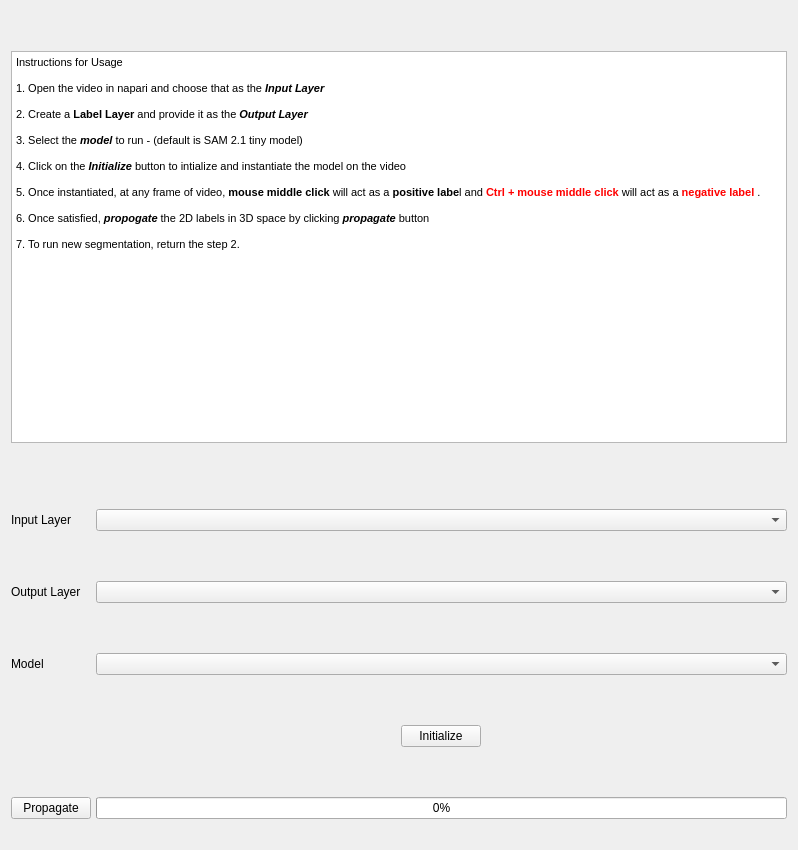
Above: src/gui/mainUI_v1.ui from centuri-engineering/napari-vos-sam2 before the change. Below: the same form after it.
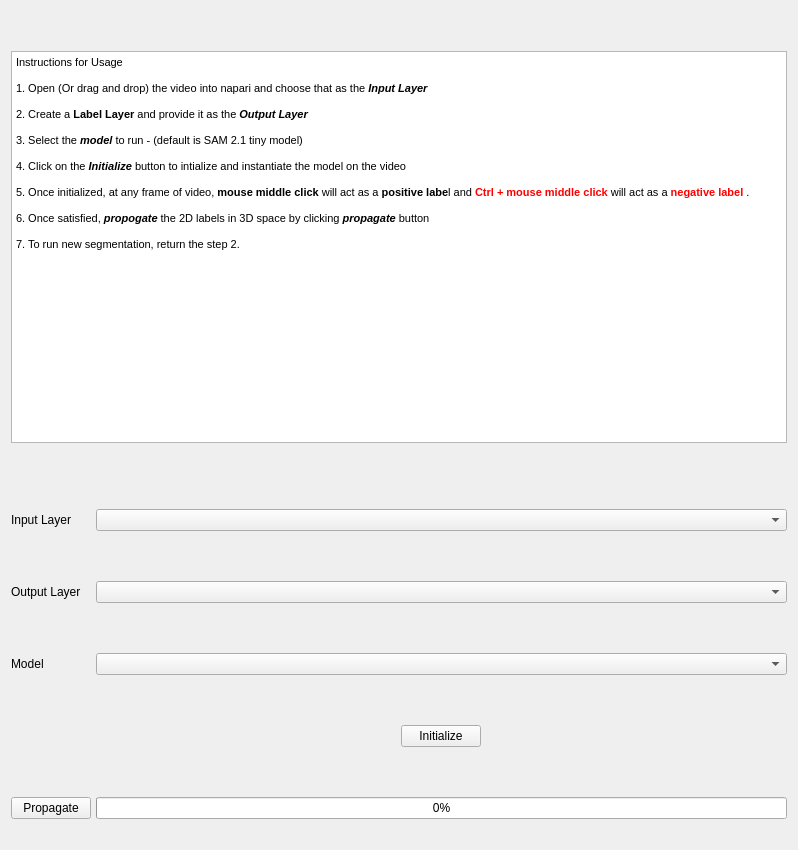
That is the form after the change.

```diff
--- a/src/gui/mainUI_v1.ui
+++ b/src/gui/mainUI_v1.ui
@@ -60,7 +60,7 @@
 &lt;/style&gt;&lt;/head&gt;&lt;body style=&quot; font-family:'MS Shell Dlg 2'; font-size:7.8pt; font-weight:400; font-style:normal;&quot;&gt;
 &lt;p style=&quot; margin-top:0px; margin-bottom:0px; margin-left:0px; margin-right:0px; -qt-block-indent:0; text-indent:0px;&quot;&gt;&lt;span style=&quot; font-size:8.25pt;&quot;&gt;Instructions for Usage&lt;/span&gt;&lt;/p&gt;
 &lt;p style=&quot;-qt-paragraph-type:empty; margin-top:0px; margin-bottom:0px; margin-left:0px; margin-right:0px; -qt-block-indent:0; text-indent:0px; font-size:8.25pt;&quot;&gt;&lt;br /&gt;&lt;/p&gt;
-&lt;p style=&quot; margin-top:0px; margin-bottom:0px; margin-left:0px; margin-right:0px; -qt-block-indent:0; text-indent:0px;&quot;&gt;&lt;span style=&quot; font-size:8.25pt;&quot;&gt;1. Open the video in napari and choose that as the&lt;/span&gt;&lt;span style=&quot; font-size:8.25pt; font-weight:600;&quot;&gt; &lt;/span&gt;&lt;span style=&quot; font-size:8.25pt; font-weight:600; font-style:italic;&quot;&gt;Input Layer&lt;/span&gt;&lt;/p&gt;
+&lt;p style=&quot; margin-top:0px; margin-bottom:0px; margin-left:0px; margin-right:0px; -qt-block-indent:0; text-indent:0px;&quot;&gt;&lt;span style=&quot; font-size:8.25pt;&quot;&gt;1. Open (Or drag and drop) the video into napari and choose that as the&lt;/span&gt;&lt;span style=&quot; font-size:8.25pt; font-weight:600;&quot;&gt; &lt;/span&gt;&lt;span style=&quot; font-size:8.25pt; font-weight:600; font-style:italic;&quot;&gt;Input Layer&lt;/span&gt;&lt;/p&gt;
 &lt;p style=&quot;-qt-paragraph-type:empty; margin-top:0px; margin-bottom:0px; margin-left:0px; margin-right:0px; -qt-block-indent:0; text-indent:0px; font-size:8.25pt;&quot;&gt;&lt;br /&gt;&lt;/p&gt;
 &lt;p style=&quot; margin-top:0px; margin-bottom:0px; margin-left:0px; margin-right:0px; -qt-block-indent:0; text-indent:0px;&quot;&gt;&lt;span style=&quot; font-size:8.25pt;&quot;&gt;2. Create a &lt;/span&gt;&lt;span style=&quot; font-size:8.25pt; font-weight:600;&quot;&gt;Label Layer&lt;/span&gt;&lt;span style=&quot; font-size:8.25pt;&quot;&gt; and provide it as the &lt;/span&gt;&lt;span style=&quot; font-size:8.25pt; font-weight:600; font-style:italic;&quot;&gt;Output Layer&lt;/span&gt;&lt;/p&gt;
 &lt;p style=&quot;-qt-paragraph-type:empty; margin-top:0px; margin-bottom:0px; margin-left:0px; margin-right:0px; -qt-block-indent:0; text-indent:0px; font-size:8.25pt;&quot;&gt;&lt;br /&gt;&lt;/p&gt;
@@ -68,7 +68,7 @@
 &lt;p style=&quot;-qt-paragraph-type:empty; margin-top:0px; margin-bottom:0px; margin-left:0px; margin-right:0px; -qt-block-indent:0; text-indent:0px; font-size:8.25pt;&quot;&gt;&lt;br /&gt;&lt;/p&gt;
 &lt;p style=&quot; margin-top:0px; margin-bottom:0px; margin-left:0px; margin-right:0px; -qt-block-indent:0; text-indent:0px;&quot;&gt;&lt;span style=&quot; font-size:8.25pt;&quot;&gt;4. Click on the &lt;/span&gt;&lt;span style=&quot; font-size:8.25pt; font-weight:600; font-style:italic;&quot;&gt;Initialize&lt;/span&gt;&lt;span style=&quot; font-size:8.25pt;&quot;&gt; button to intialize and instantiate the model on the video&lt;/span&gt;&lt;/p&gt;
 &lt;p style=&quot;-qt-paragraph-type:empty; margin-top:0px; margin-bottom:0px; margin-left:0px; margin-right:0px; -qt-block-indent:0; text-indent:0px; font-size:8.25pt;&quot;&gt;&lt;br /&gt;&lt;/p&gt;
-&lt;p style=&quot; margin-top:0px; margin-bottom:0px; margin-left:0px; margin-right:0px; -qt-block-indent:0; text-indent:0px;&quot;&gt;&lt;span style=&quot; font-size:8.25pt;&quot;&gt;5. Once instantiated, at any frame of video, &lt;/span&gt;&lt;span style=&quot; font-size:8.25pt; font-weight:600;&quot;&gt;mouse middle click&lt;/span&gt;&lt;span style=&quot; font-size:8.25pt;&quot;&gt; will act as a &lt;/span&gt;&lt;span style=&quot; font-size:8.25pt; font-weight:600;&quot;&gt;positive labe&lt;/span&gt;&lt;span style=&quot; font-size:8.25pt;&quot;&gt;l and &lt;/span&gt;&lt;span style=&quot; font-size:8.25pt; font-weight:600; color:#ff0000;&quot;&gt;Ctrl + mouse middle click&lt;/span&gt;&lt;span style=&quot; font-size:8.25pt;&quot;&gt; will act as a &lt;/span&gt;&lt;span style=&quot; font-size:8.25pt; font-weight:600; color:#ff0000;&quot;&gt;negative label&lt;/span&gt;&lt;span style=&quot; font-size:8.25pt;&quot;&gt; .&lt;/span&gt;&lt;/p&gt;
+&lt;p style=&quot; margin-top:0px; margin-bottom:0px; margin-left:0px; margin-right:0px; -qt-block-indent:0; text-indent:0px;&quot;&gt;&lt;span style=&quot; font-size:8.25pt;&quot;&gt;5. Once initialized, at any frame of video, &lt;/span&gt;&lt;span style=&quot; font-size:8.25pt; font-weight:600;&quot;&gt;mouse middle click&lt;/span&gt;&lt;span style=&quot; font-size:8.25pt;&quot;&gt; will act as a &lt;/span&gt;&lt;span style=&quot; font-size:8.25pt; font-weight:600;&quot;&gt;positive labe&lt;/span&gt;&lt;span style=&quot; font-size:8.25pt;&quot;&gt;l and &lt;/span&gt;&lt;span style=&quot; font-size:8.25pt; font-weight:600; color:#ff0000;&quot;&gt;Ctrl + mouse middle click&lt;/span&gt;&lt;span style=&quot; font-size:8.25pt;&quot;&gt; will act as a &lt;/span&gt;&lt;span style=&quot; font-size:8.25pt; font-weight:600; color:#ff0000;&quot;&gt;negative label&lt;/span&gt;&lt;span style=&quot; font-size:8.25pt;&quot;&gt; .&lt;/span&gt;&lt;/p&gt;
 &lt;p style=&quot;-qt-paragraph-type:empty; margin-top:0px; margin-bottom:0px; margin-left:0px; margin-right:0px; -qt-block-indent:0; text-indent:0px; font-size:8.25pt;&quot;&gt;&lt;br /&gt;&lt;/p&gt;
 &lt;p style=&quot; margin-top:0px; margin-bottom:0px; margin-left:0px; margin-right:0px; -qt-block-indent:0; text-indent:0px;&quot;&gt;&lt;span style=&quot; font-size:8.25pt;&quot;&gt;6. Once satisfied, &lt;/span&gt;&lt;span style=&quot; font-size:8.25pt; font-weight:600; font-style:italic;&quot;&gt;propogate&lt;/span&gt;&lt;span style=&quot; font-size:8.25pt;&quot;&gt; the 2D labels in 3D space by clicking &lt;/span&gt;&lt;span style=&quot; font-size:8.25pt; font-weight:600; font-style:italic;&quot;&gt;propagate&lt;/span&gt;&lt;span style=&quot; font-size:8.25pt;&quot;&gt; button&lt;/span&gt;&lt;/p&gt;
 &lt;p style=&quot;-qt-paragraph-type:empty; margin-top:0px; margin-bottom:0px; margin-left:0px; margin-right:0px; -qt-block-indent:0; text-indent:0px; font-size:8.25pt;&quot;&gt;&lt;br /&gt;&lt;/p&gt;
```
